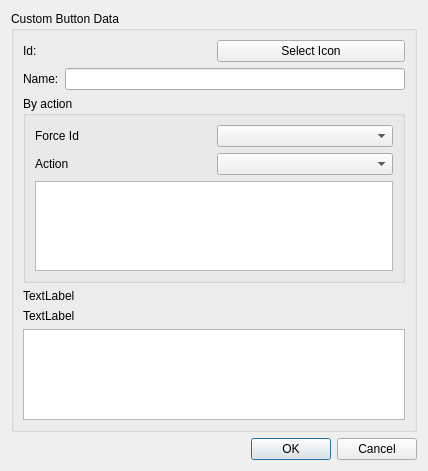
The window that GuiXYZ_VariableButtonDataDialog.ui (fedetony/GUI_XYZ_GImage) describes before a commit, drawn with Qt 5.
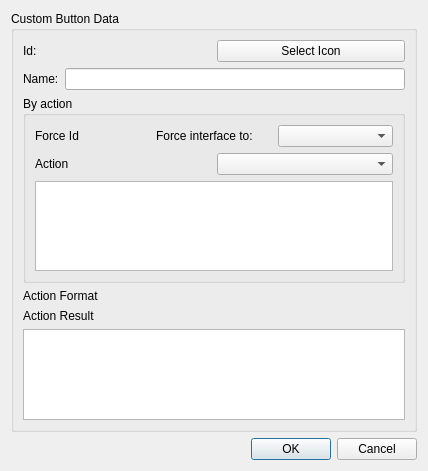
The same window after the commit. Icons and pictures are not drawn.

Commit message:
Connected Edit Data changing a batton information. Actions can be selected and Gcode changes, format changes. Adds,Edits and Deletes objects.
Still buggy for closing application, VBDD remains open when using the corner X to exit.

To do:
-Gcode (action) scripting.. on textEdit
-Add action,gcode scripting File
-Selection for Gcode text, Action params or file
-Interface id Forcing.
-Add splitter to button to resize.
-Saving Layout
-Loading Layout
-Connecting to main Gui

```diff
--- a/GuiXYZ_VariableButtonDataDialog.ui
+++ b/GuiXYZ_VariableButtonDataDialog.ui
@@ -71,6 +71,13 @@
              </property>
             </widget>
            </item>
+           <item>
+            <widget class="QLabel" name="label_VBDD_Force_id">
+             <property name="text">
+              <string>Force interface to:</string>
+             </property>
+            </widget>
+           </item>
            <item>
             <widget class="QComboBox" name="comboBox_VBDD_CHid"/>
            </item>
@@ -101,14 +108,14 @@
         <item>
          <widget class="QLabel" name="label_VBDD_Format">
           <property name="text">
-           <string>TextLabel</string>
+           <string>Action Format</string>
           </property>
          </widget>
         </item>
         <item>
          <widget class="QLabel" name="label_VBDD_Result">
           <property name="text">
-           <string>TextLabel</string>
+           <string>Action Result</string>
           </property>
          </widget>
         </item>
```
The commit also changes 2 other files.
